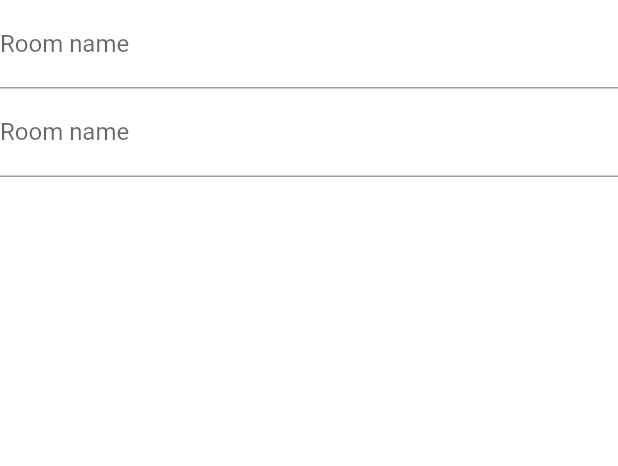
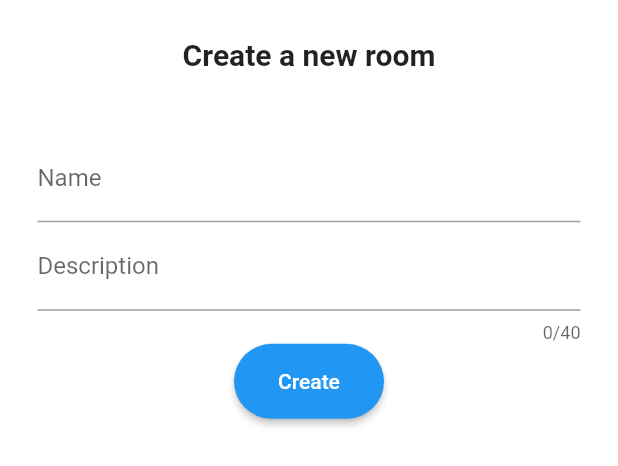
Before and after one commit to mustafasa3eed/chat, a Flutter app: the NewRoom widget shown alone on an empty page, opened directly, on a phone screen of 412 x 824 dp. Shown: the top 466 px of the screen. Run offline on Flutter 3.47's test engine with Material 2 defaults, Android fonts, the phone set to English and light mode, and no system bars; our stand-ins replace cloud_firestore, firebase_auth, firebase_core, fluttertoast; accounts and stored records are empty.

Commit message:
new task sheet

```diff
--- a/lib/screens/create_new_room.dart
+++ b/lib/screens/create_new_room.dart
@@ -18,16 +18,28 @@ class _NewRoomState extends State<NewRoom> {
         color: Colors.white,
         borderRadius: BorderRadius.circular(25),
       ),
+      child: Padding(
+        padding: const EdgeInsets.all(25.0),
         child: Column(
+          mainAxisAlignment: MainAxisAlignment.start,
           children: [
             Form(
                 key: formKey,
                 child: Column(
                   children: [
+                    const Text(
+                      'Create a new room',
+                      style: TextStyle(
+                        fontSize: 20.0,
+                        fontWeight: FontWeight.bold,
+                      ),
+                    ),
+                    SizedBox(
+                      height: MediaQuery.of(context).size.height * 0.05,
+                    ),
                     TextFormField(
                       obscureText: true,
-                decoration: const InputDecoration(
-                    labelText: 'Room name'),
+                      decoration: const InputDecoration(labelText: 'Name'),
                       onChanged: (text) {
                         name = text;
                       },
@@ -39,22 +51,37 @@ class _NewRoomState extends State<NewRoom> {
                     ),
                     TextFormField(
                       obscureText: true,
-                decoration: const InputDecoration(
-                    labelText: 'Room name'),
+                      maxLength: 40,
+                      decoration:
+                          const InputDecoration(labelText: 'Description'),
                       onChanged: (text) {
                         description = text;
                       },
                       validator: (text) {
                         if (text == null || text.isEmpty) {
-                    return 'Please enter room name';
+                          return 'Please enter room Description';
                         }
                       },
                     ),
-
+                    Container(
+                      height: 50,
+                      width: 100,
+                      decoration: const BoxDecoration(),
+                      child: ElevatedButton(
+                          style: ButtonStyle(
+                              shape: MaterialStateProperty.all<
+                                      RoundedRectangleBorder>(
+                                  RoundedRectangleBorder(
+                                      borderRadius:
+                                          BorderRadius.circular(25)))),
+                          onPressed: () {},
+                          child: const Text('Create')),
+                    )
                   ],
                 ))
           ],
         ),
+      ),
     );
   }
 }
--- a/lib/screens/home_screen.dart
+++ b/lib/screens/home_screen.dart
@@ -34,6 +34,7 @@ class _HomeScreenState extends State<HomeScreen> {
 
   void newChatRoom(){
     showModalBottomSheet<void>(
+      isScrollControlled: false,
         backgroundColor: Colors.transparent,
         context:context,
         builder:(BuildContext context){
--- a/lib/screens/login_screen.dart
+++ b/lib/screens/login_screen.dart
@@ -85,8 +85,9 @@ class _LoginScreenState extends State<LoginScreen> {
                             login();
                           }
                         },
-                        child: Padding(
+                        child: Container(
                           padding: const EdgeInsets.all(12.0),
+                          margin: const EdgeInsets.all(24.0),
                           child: Row(
                             mainAxisAlignment: MainAxisAlignment.spaceBetween,
                             children: const [
```
Also changed, not shown: lib/main.dart (+9 -13 lines). Lines whose indentation alone changed are shown as unchanged.
